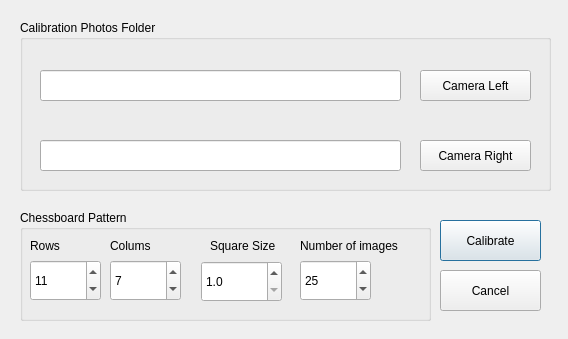
This is VR_interfaz/calibdialog.ui in richardseba/TFG-Code as Qt 5 draws it before an edit. The edited form follows.
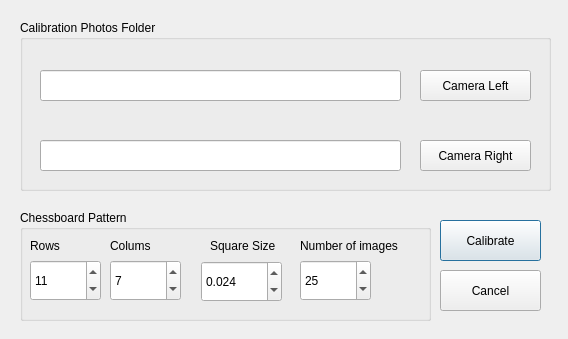
This is the edited form.

```diff
--- a/VR_interfaz/calibdialog.ui
+++ b/VR_interfaz/calibdialog.ui
@@ -138,10 +138,13 @@
      </rect>
     </property>
     <property name="decimals">
-     <number>1</number>
+     <number>3</number>
     </property>
     <property name="minimum">
-     <double>1.000000000000000</double>
+     <double>0.001000000000000</double>
+    </property>
+    <property name="value">
+     <double>0.024000000000000</double>
     </property>
    </widget>
   </widget>
```
